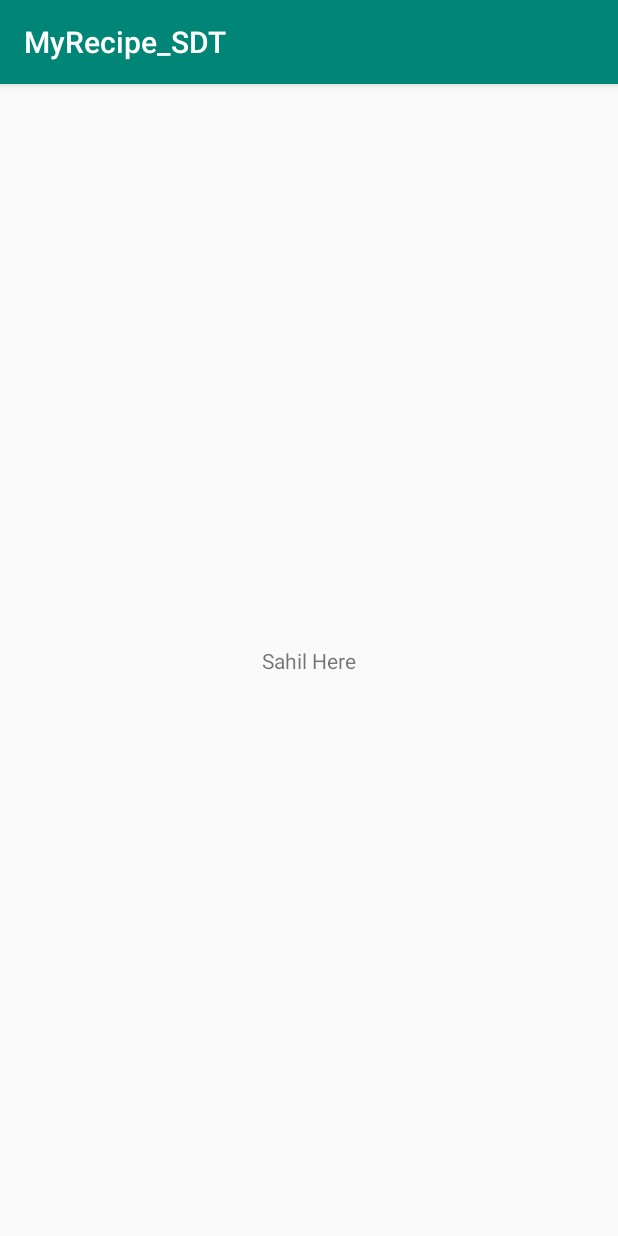
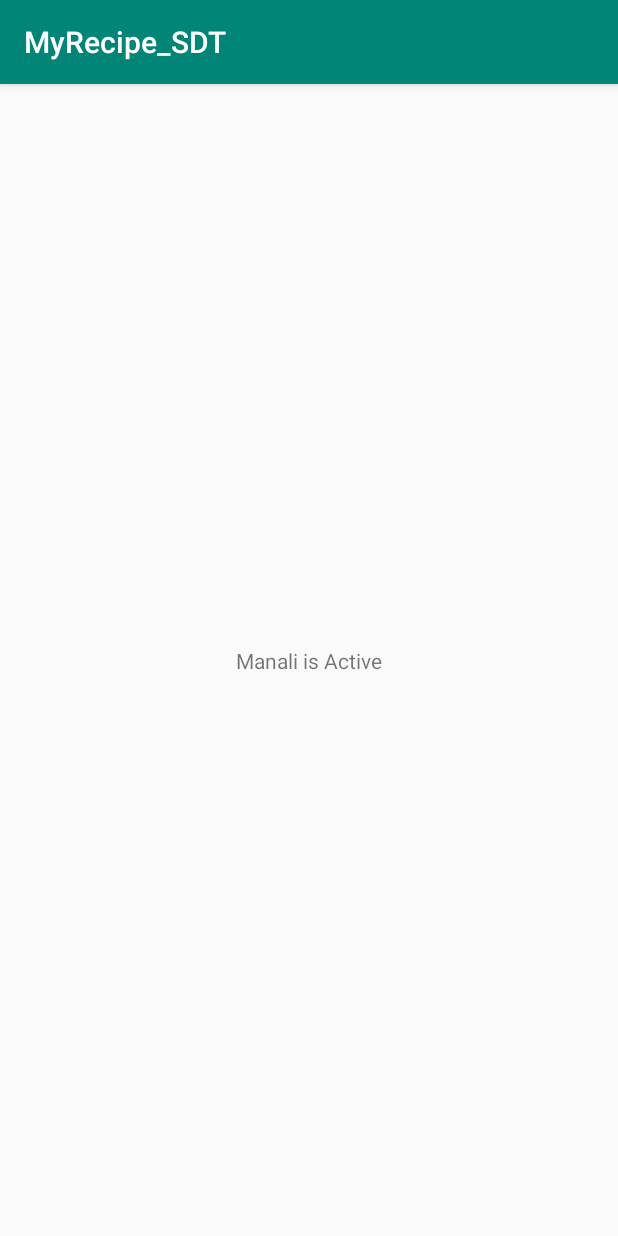
Before and after one commit to tejaspatel083/SDT_PROJECT, an Android app: the screen it shows after launch (MainActivity), on a phone screen of 412 x 824 dp. Run offline under Robolectric (Android 15) with nearby library versions, the phone set to English and light mode, and no system bars.

Commit message:
Updated by Manali

```diff
--- a/app/src/main/res/layout/activity_main.xml
+++ b/app/src/main/res/layout/activity_main.xml
@@ -9,7 +9,7 @@
     <TextView
         android:layout_width="wrap_content"
         android:layout_height="wrap_content"
-        android:text="Sahil Here"
+        android:text="Manali is Active"
         app:layout_constraintBottom_toBottomOf="parent"
         app:layout_constraintLeft_toLeftOf="parent"
         app:layout_constraintRight_toRightOf="parent"
```
